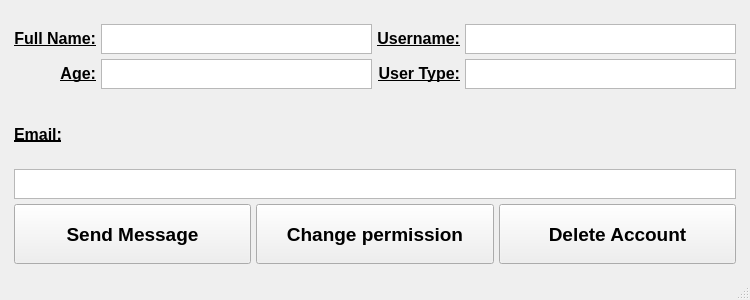
Old version of the form ui/User_frame_employer.ui in the repository IvnGenza/EasyJob_39.
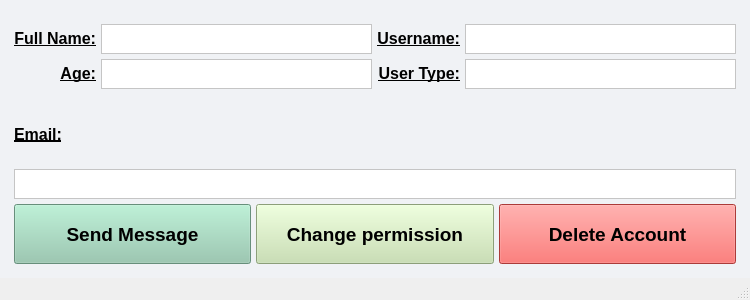
New version of the form.

```diff
--- a/ui/User_frame_employer.ui
+++ b/ui/User_frame_employer.ui
@@ -26,6 +26,9 @@
    <string>MainWindow</string>
   </property>
   <widget class="QWidget" name="centralwidget">
+   <property name="styleSheet">
+    <string notr="true">background-color:#F0F2F5;</string>
+   </property>
    <layout class="QVBoxLayout" name="verticalLayout_2">
     <item>
      <layout class="QVBoxLayout" name="verticalLayout">
@@ -64,6 +67,9 @@
             <bold>false</bold>
            </font>
           </property>
+          <property name="styleSheet">
+           <string notr="true">background-color:white;</string>
+          </property>
          </widget>
         </item>
         <item row="0" column="1">
@@ -79,6 +85,9 @@
             <pointsize>12</pointsize>
            </font>
           </property>
+          <property name="styleSheet">
+           <string notr="true">background-color:white;</string>
+          </property>
           <property name="readOnly">
            <bool>true</bool>
           </property>
@@ -114,6 +123,9 @@
             <bold>false</bold>
            </font>
           </property>
+          <property name="styleSheet">
+           <string notr="true">background-color:white;</string>
+          </property>
          </widget>
         </item>
         <item row="0" column="2">
@@ -161,6 +173,9 @@
             <bold>false</bold>
            </font>
           </property>
+          <property name="styleSheet">
+           <string notr="true">background-color:white;</string>
+          </property>
           <property name="html">
            <string>&lt;!DOCTYPE HTML PUBLIC &quot;-//W3C//DTD HTML 4.0//EN&quot; &quot;http://www.w3.org/TR/REC-html40/strict.dtd&quot;&gt;
 &lt;html&gt;&lt;head&gt;&lt;meta name=&quot;qrichtext&quot; content=&quot;1&quot; /&gt;&lt;style type=&quot;text/css&quot;&gt;
@@ -220,6 +235,9 @@
             <pointsize>12</pointsize>
            </font>
           </property>
+          <property name="styleSheet">
+           <string notr="true">background-color:white;</string>
+          </property>
          </widget>
         </item>
         <item>
@@ -248,6 +266,10 @@
             <property name="cursor">
              <cursorShape>PointingHandCursor</cursorShape>
             </property>
+            <property name="styleSheet">
+             <string notr="true">background-color:#90C8AC;
+</string>
+            </property>
             <property name="text">
              <string>Send Message</string>
             </property>
@@ -277,6 +299,10 @@
             <property name="cursor">
              <cursorShape>PointingHandCursor</cursorShape>
             </property>
+            <property name="styleSheet">
+             <string notr="true">background-color:#C4DFAA;
+</string>
+            </property>
             <property name="text">
              <string>Change permission</string>
             </property>
@@ -306,6 +332,10 @@
             <property name="cursor">
              <cursorShape>PointingHandCursor</cursorShape>
             </property>
+            <property name="styleSheet">
+             <string notr="true">background-color:#EF5350;
+</string>
+            </property>
             <property name="text">
              <string>Delete Account</string>
             </property>
```
